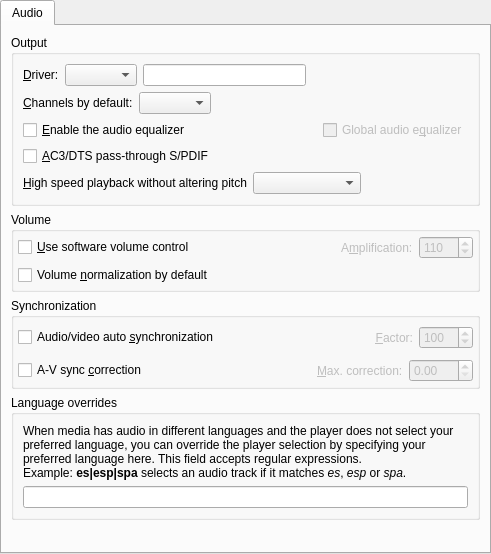
First picture: the form in src/gui/pref/audio.ui, repository wilbert2000/wzplayer, before the edit.
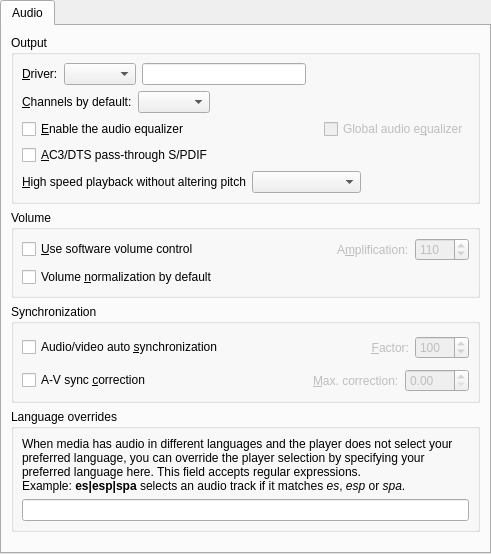
Second picture: the form after the edit. Custom widgets are drawn as their Qt base class.

```diff
--- a/src/gui/pref/audio.ui
+++ b/src/gui/pref/audio.ui
@@ -33,6 +33,9 @@
           <string>Output</string>
          </property>
          <layout class="QVBoxLayout" name="verticalLayout_3">
+          <property name="margin">
+           <number>8</number>
+          </property>
           <item>
            <layout class="QHBoxLayout">
             <item>
@@ -209,7 +212,7 @@
          </property>
          <layout class="QVBoxLayout">
           <property name="margin">
-           <number>4</number>
+           <number>8</number>
           </property>
           <item>
            <layout class="QHBoxLayout">
@@ -290,7 +293,7 @@
          </property>
          <layout class="QVBoxLayout">
           <property name="margin">
-           <number>4</number>
+           <number>8</number>
           </property>
           <item>
            <layout class="QHBoxLayout">
@@ -413,6 +416,9 @@
           <string>Language overrides</string>
          </property>
          <layout class="QVBoxLayout" name="verticalLayout_2">
+          <property name="margin">
+           <number>8</number>
+          </property>
           <item>
            <widget class="QLabel" name="language_label">
             <property name="text">
```
